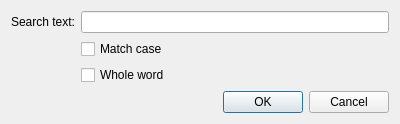
First picture: the form in src/ui/finddialog.ui, repository medo64/QText, before the edit.
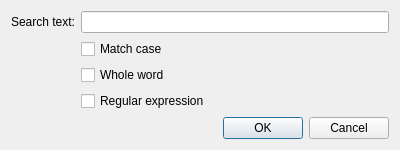
Second picture: the form after the edit. Icons and pictures are not drawn.

Patch:
```diff
--- a/src/ui/finddialog.ui
+++ b/src/ui/finddialog.ui
@@ -7,7 +7,7 @@
     <x>0</x>
     <y>0</y>
     <width>400</width>
-    <height>115</height>
+    <height>139</height>
    </rect>
   </property>
   <property name="windowTitle">
@@ -29,6 +29,13 @@
     <widget class="QLineEdit" name="editSearch"/>
    </item>
    <item row="3" column="2">
+    <widget class="QCheckBox" name="checkUseRegEx">
+     <property name="text">
+      <string>Regular expression</string>
+     </property>
+    </widget>
+   </item>
+   <item row="4" column="2">
     <widget class="QDialogButtonBox" name="buttonBox">
      <property name="sizePolicy">
       <sizepolicy hsizetype="Expanding" vsizetype="Fixed">
```
Left out of the diff: 33 changed lines with no effect on the pictures.
